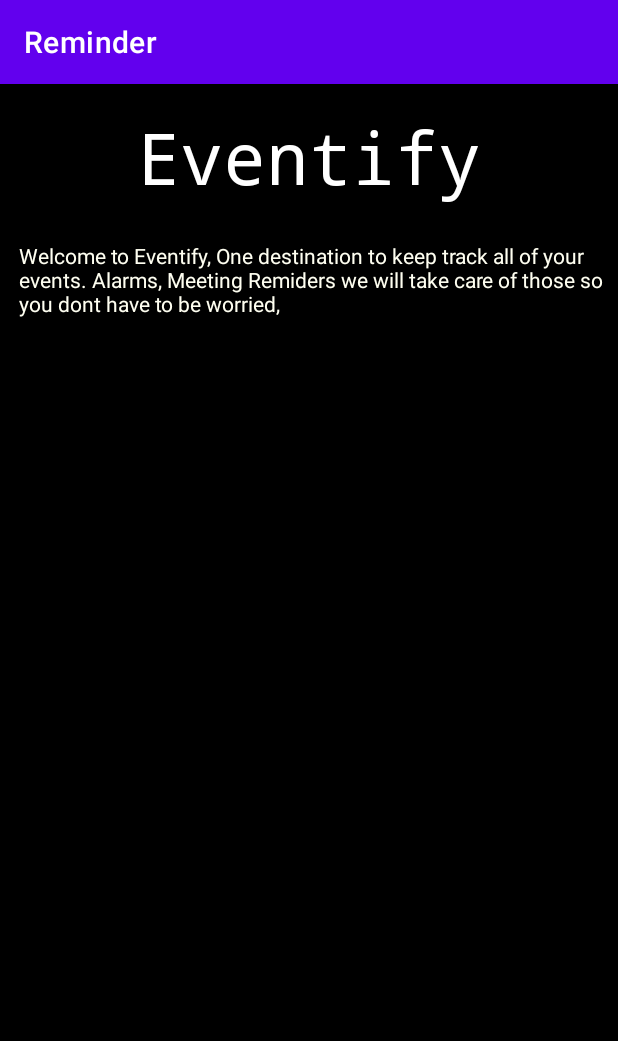
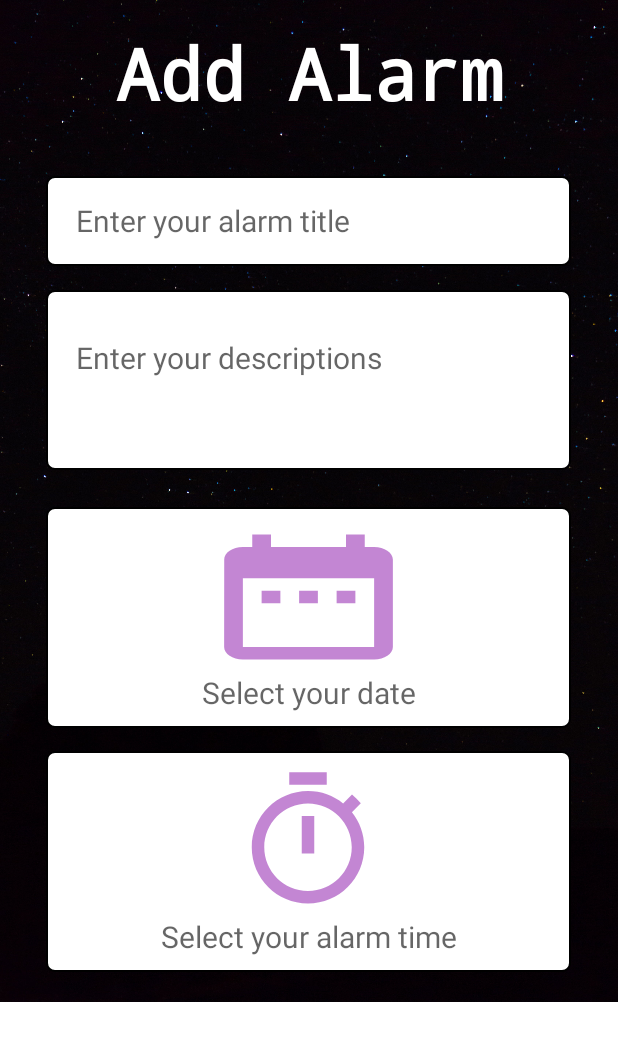
Before and after one commit to Ayomal98/MAD_Project, an Android app: the screen it shows after launch (MainActivity), on a phone screen of 412 x 824 dp. Shown: the top 1041 px of the screen. Run offline under Robolectric (Android 15) with nearby library versions, the phone set to English and light mode, and no system bars.

Commit message:
Add alarm done

```diff
--- /dev/null
+++ b/app/src/main/res/drawable/ic_baseline_date_range_24.xml
@@ -0,0 +1,5 @@
+<vector android:alpha="0.59" android:height="100dp"
+    android:tint="#9932B5" android:viewportHeight="24"
+    android:viewportWidth="24" android:width="150dp" xmlns:android="http://schemas.android.com/apk/res/android">
+    <path android:fillColor="@android:color/white" android:pathData="M9,11L7,11v2h2v-2zM13,11h-2v2h2v-2zM17,11h-2v2h2v-2zM19,4h-1L18,2h-2v2L8,4L8,2L6,2v2L5,4c-1.11,0 -1.99,0.9 -1.99,2L3,20c0,1.1 0.89,2 2,2h14c1.1,0 2,-0.9 2,-2L21,6c0,-1.1 -0.9,-2 -2,-2zM19,20L5,20L5,9h14v11z"/>
+</vector>
--- /dev/null
+++ b/app/src/main/res/drawable/ic_baseline_timer_24.xml
@@ -0,0 +1,5 @@
+<vector android:alpha="0.59" android:height="100dp"
+    android:tint="#9932B5" android:viewportHeight="24"
+    android:viewportWidth="24" android:width="100dp"  xmlns:android="http://schemas.android.com/apk/res/android">
+    <path android:fillColor="@android:color/white" android:pathData="M15,1L9,1v2h6L15,1zM11,14h2L13,8h-2v6zM19.03,7.39l1.42,-1.42c-0.43,-0.51 -0.9,-0.99 -1.41,-1.41l-1.42,1.42C16.07,4.74 14.12,4 12,4c-4.97,0 -9,4.03 -9,9s4.02,9 9,9 9,-4.03 9,-9c0,-2.12 -0.74,-4.07 -1.97,-5.61zM12,20c-3.87,0 -7,-3.13 -7,-7s3.13,-7 7,-7 7,3.13 7,7 -3.13,7 -7,7z"/>
+</vector>
--- /dev/null
+++ b/app/src/main/res/drawable/rounded_corner.xml
@@ -0,0 +1,16 @@
+<?xml version="1.0" encoding="utf-8"?>
+<shape xmlns:android="http://schemas.android.com/apk/res/android" >
+    <stroke
+        android:width="1dp"
+        android:color="#000" />
+
+    <solid android:color="#ffffff" />
+
+    <padding
+        android:left="1dp"
+        android:right="1dp"
+        android:bottom="1dp"
+        android:top="1dp" />
+
+    <corners android:radius="5dp" />
+</shape>
--- a/app/src/main/res/layout/activity_main.xml
+++ b/app/src/main/res/layout/activity_main.xml
@@ -1,10 +1,15 @@
 <?xml version="1.0" encoding="utf-8"?>
-<androidx.constraintlayout.widget.ConstraintLayout xmlns:android="http://schemas.android.com/apk/res/android"
+<ScrollView xmlns:android="http://schemas.android.com/apk/res/android"
     xmlns:app="http://schemas.android.com/apk/res-auto"
     xmlns:tools="http://schemas.android.com/tools"
     android:layout_width="match_parent"
-    android:layout_height="match_parent"
-    android:background="#000"
+    android:layout_height="wrap_content">
+
+    <androidx.constraintlayout.widget.ConstraintLayout
+        android:layout_width="match_parent"
+        android:layout_height="wrap_content"
+        android:background="@drawable/background"
+        android:paddingBottom="20dp"
         tools:context=".MainActivity">
 
         <TextView
@@ -13,25 +18,126 @@
             android:layout_height="wrap_content"
             android:layout_marginTop="16dp"
             android:fontFamily="monospace"
-        android:text="Eventify"
+            android:text="Add Alarm"
             android:textColor="#FFF"
             android:textSize="48sp"
+            android:textStyle="bold"
             app:layout_constraintEnd_toEndOf="parent"
             app:layout_constraintStart_toStartOf="parent"
             app:layout_constraintTop_toTopOf="parent" />
 
+
+        <EditText
+            android:id="@+id/text_title"
+            android:layout_width="350dp"
+            android:layout_height="60dp"
+            android:background="@drawable/rounded_corner"
+            android:hint="Enter your alarm title"
+            android:inputType="text"
+            android:paddingLeft="20dp"
+            android:paddingTop="15dp"
+            android:paddingRight="15dp"
+            android:paddingBottom="15dp"
+            android:textSize="20sp"
+            app:layout_constraintBottom_toBottomOf="parent"
+            app:layout_constraintEnd_toEndOf="parent"
+            app:layout_constraintHorizontal_bias="0.491"
+            app:layout_constraintStart_toStartOf="parent"
+            app:layout_constraintTop_toBottomOf="@+id/textView"
+            app:layout_constraintVertical_bias="0.072" />
+
+
+        <EditText
+            android:id="@+id/text_description"
+            android:layout_width="350dp"
+            android:layout_height="120dp"
+            android:layout_marginTop="16dp"
+            android:background="@drawable/rounded_corner"
+            android:hint="Enter your descriptions"
+            android:inputType="text"
+            android:paddingLeft="20dp"
+            android:paddingRight="15dp"
+            android:paddingBottom="30dp"
+            android:textSize="20sp"
+            app:layout_constraintBottom_toBottomOf="parent"
+            app:layout_constraintEnd_toEndOf="parent"
+            app:layout_constraintHorizontal_bias="0.491"
+            app:layout_constraintStart_toStartOf="parent"
+            app:layout_constraintTop_toBottomOf="@+id/text_title"
+            app:layout_constraintVertical_bias="0.0" />
+
+<!--        <CalendarView-->
+<!--            android:id="@+id/input_date"-->
+<!--            android:layout_width="350dp"-->
+<!--            android:layout_height="wrap_content"-->
+<!--            android:layout_marginTop="16dp"-->
+<!--            android:background="@drawable/rounded_corner"-->
+<!--            app:layout_constraintBottom_toBottomOf="parent"-->
+<!--            app:layout_constraintEnd_toEndOf="parent"-->
+<!--            app:layout_constraintHorizontal_bias="0.491"-->
+<!--            app:layout_constraintStart_toStartOf="parent"-->
+<!--            app:layout_constraintTop_toBottomOf="@+id/text_description"-->
+<!--            app:layout_constraintVertical_bias="0.0" />-->
+
         <TextView
-        android:id="@+id/textView2"
-        android:layout_width="wrap_content"
+            android:id="@+id/select_date"
+            android:layout_width="350dp"
             android:layout_height="wrap_content"
-        android:layout_marginStart="16dp"
-        android:layout_marginTop="24dp"
-        android:layout_marginEnd="16dp"
-        android:text="Welcome to Eventify, One destination to keep track all of your events. Alarms, Meeting Remiders we will take care of those so you dont have to be worried,"
-        android:textColor="#FFFFF1"
-        android:textSize="14sp"
+            android:layout_marginTop="16dp"
+            android:layout_marginBottom="16dp"
+            android:background="@drawable/rounded_corner"
+            android:drawableTop="@drawable/ic_baseline_date_range_24"
+            android:ems="10"
+            android:hint="Select your date"
+            android:paddingTop="10dp"
+            android:paddingBottom="10dp"
+            android:textAlignment="center"
+            android:textSize="20sp"
+            app:layout_constraintBottom_toBottomOf="parent"
             app:layout_constraintEnd_toEndOf="parent"
-        app:layout_constraintHorizontal_bias="0.117"
+            app:layout_constraintHorizontal_bias="0.491"
             app:layout_constraintStart_toStartOf="parent"
-        app:layout_constraintTop_toBottomOf="@+id/textView" />
+            app:layout_constraintTop_toBottomOf="@+id/text_description"
+            app:layout_constraintVertical_bias="0.057" />
+
+        <TextView
+            android:id="@+id/select_time"
+            android:layout_width="350dp"
+            android:layout_height="wrap_content"
+            android:layout_marginTop="15dp"
+            android:background="@drawable/rounded_corner"
+            android:drawableTop="@drawable/ic_baseline_timer_24"
+            android:ems="10"
+            android:hint="Select your alarm time"
+            android:paddingTop="10dp"
+            android:paddingBottom="10dp"
+            android:textAlignment="center"
+            android:textSize="20sp"
+            app:layout_constraintBottom_toBottomOf="parent"
+            app:layout_constraintEnd_toEndOf="parent"
+            app:layout_constraintHorizontal_bias="0.491"
+            app:layout_constraintStart_toStartOf="parent"
+            app:layout_constraintTop_toBottomOf="@+id/select_date"
+            app:layout_constraintVertical_bias="1.0" />
+
+
+        <EditText
+            android:id="@+id/select_notifications"
+            android:layout_width="350dp"
+            android:layout_height="50dp"
+            android:layout_marginTop="16dp"
+            android:background="@drawable/rounded_corner"
+            android:hint="Select your snooze times"
+            android:inputType="text"
+            android:paddingLeft="20dp"
+            android:paddingRight="15dp"
+            android:paddingBottom="30dp"
+            android:textSize="20sp"
+            app:layout_constraintBottom_toBottomOf="parent"
+            app:layout_constraintEnd_toEndOf="parent"
+            app:layout_constraintHorizontal_bias="0.491"
+            app:layout_constraintStart_toStartOf="parent"
+            app:layout_constraintTop_toBottomOf="@+id/select_time"
+            app:layout_constraintVertical_bias="0.0" />
     </androidx.constraintlayout.widget.ConstraintLayout>
+</ScrollView>
--- a/app/src/main/res/values/themes.xml
+++ b/app/src/main/res/values/themes.xml
@@ -1,6 +1,6 @@
 <resources xmlns:tools="http://schemas.android.com/tools">
     <!-- Base application theme. -->
-    <style name="Theme.Reminder" parent="Theme.MaterialComponents.DayNight.DarkActionBar">
+    <style name="Theme.Reminder" parent="Theme.MaterialComponents.DayNight.NoActionBar">
         <!-- Primary brand color. -->
         <item name="colorPrimary">@color/purple_500</item>
         <item name="colorPrimaryVariant">@color/purple_700</item>
```
Also changed, not shown: app/src/main/res/drawable/background.jpg (added). Lines whose indentation alone changed are shown as unchanged.
